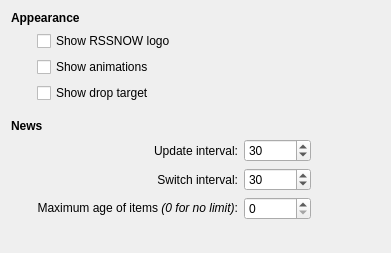
Qt form applets/rssnow/config.ui (KDE/kdeplasma-addons) before a commit.
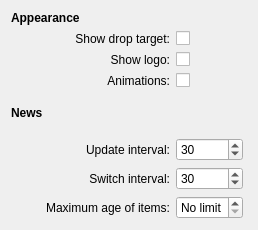
The same form after that commit. Custom widgets are drawn as their Qt base class.

Commit message: clean up this page

Diff of the .ui file:
```diff
--- a/applets/rssnow/config.ui
+++ b/applets/rssnow/config.ui
@@ -1,21 +1,21 @@
 <ui version="4.0" >
  <class>config</class>
- <widget class="QWidget" name="config" >
-  <property name="geometry" >
+ <widget class="QWidget" name="config">
+  <property name="geometry">
    <rect>
     <x>0</x>
     <y>0</y>
-    <width>391</width>
-    <height>253</height>
+    <width>258</width>
+    <height>223</height>
    </rect>
   </property>
   <property name="styleSheet" >
    <string notr="true" />
   </property>
-  <layout class="QGridLayout" name="gridLayout" >
-   <item row="0" column="0" colspan="3" >
-    <widget class="QLabel" name="label" >
-     <property name="font" >
+  <layout class="QGridLayout" name="gridLayout">
+   <item row="0" column="0">
+    <widget class="QLabel" name="label">
+     <property name="font">
       <font>
        <weight>75</weight>
        <bold>true</bold>
@@ -26,46 +26,82 @@
      </property>
     </widget>
    </item>
-   <item row="1" column="0" >
-    <spacer name="horizontalSpacer" >
-     <property name="orientation" >
+   <item row="1" column="0" colspan="2">
+    <widget class="QLabel" name="label_7">
+     <property name="text">
+      <string>Show drop target:</string>
+     </property>
+     <property name="alignment">
+      <set>Qt::AlignRight|Qt::AlignTrailing|Qt::AlignVCenter</set>
+     </property>
+     <property name="buddy">
+      <cstring>showDropTarget</cstring>
+     </property>
+    </widget>
+   </item>
+   <item row="1" column="2">
+    <widget class="QCheckBox" name="showDropTarget">
+     <property name="text">
+      <string/>
+     </property>
+    </widget>
+   </item>
+   <item row="1" column="3" rowspan="7">
+    <spacer name="horizontalSpacer">
+     <property name="orientation">
       <enum>Qt::Horizontal</enum>
      </property>
-     <property name="sizeType" >
-      <enum>QSizePolicy::Fixed</enum>
-     </property>
-     <property name="sizeHint" stdset="0" >
+     <property name="sizeHint" stdset="0">
       <size>
-       <width>20</width>
-       <height>20</height>
+       <width>2</width>
+       <height>188</height>
       </size>
      </property>
     </spacer>
    </item>
-   <item row="1" column="1" colspan="3" >
-    <widget class="QCheckBox" name="logo" >
-     <property name="text" >
-      <string>Show RSSNOW logo</string>
+   <item row="2" column="0" colspan="2">
+    <widget class="QLabel" name="label_3">
+     <property name="text">
+      <string>Show logo:</string>
      </property>
+     <property name="alignment">
+      <set>Qt::AlignRight|Qt::AlignTrailing|Qt::AlignVCenter</set>
+     </property>
+     <property name="buddy">
+      <cstring>logo</cstring>
+     </property>
     </widget>
    </item>
-   <item row="2" column="1" colspan="3" >
-    <widget class="QCheckBox" name="animations" >
-     <property name="text" >
-      <string>Show animations</string>
+   <item row="2" column="2">
+    <widget class="QCheckBox" name="logo">
+     <property name="text">
+      <string/>
      </property>
     </widget>
    </item>
-   <item row="3" column="1" colspan="3" >
-    <widget class="QCheckBox" name="showDropTarget" >
-     <property name="text" >
-      <string>Show drop target</string>
+   <item row="3" column="0" colspan="2">
+    <widget class="QLabel" name="label_5">
+     <property name="text">
+      <string>Animations:</string>
      </property>
+     <property name="alignment">
+      <set>Qt::AlignRight|Qt::AlignTrailing|Qt::AlignVCenter</set>
+     </property>
+     <property name="buddy">
+      <cstring>animations</cstring>
+     </property>
     </widget>
    </item>
-   <item row="5" column="0" colspan="2" >
-    <widget class="QLabel" name="label_8" >
-     <property name="font" >
+   <item row="3" column="2">
+    <widget class="QCheckBox" name="animations">
+     <property name="text">
+      <string/>
+     </property>
+    </widget>
+   </item>
+   <item row="4" column="0">
+    <widget class="QLabel" name="label_8">
+     <property name="font">
       <font>
        <weight>75</weight>
        <bold>true</bold>
@@ -76,52 +112,9 @@
      </property>
     </widget>
    </item>
-   <item row="8" column="1" colspan="3" >
-    <widget class="QLabel" name="label_6" >
-     <property name="text" >
-      <string>Maximum age of items &lt;i>(0 for no limit)&lt;/i>:</string>
-     </property>
-     <property name="alignment" >
-      <set>Qt::AlignRight|Qt::AlignTrailing|Qt::AlignVCenter</set>
-     </property>
-    </widget>
-   </item>
-   <item row="8" column="4" >
-    <widget class="KIntSpinBox" name="maxAge" >
-     <property name="maximum" >
-      <number>525600</number>
-     </property>
-    </widget>
-   </item>
-   <item row="7" column="4" >
-    <widget class="KIntSpinBox" name="switchInterval" >
-     <property name="minimum" >
-      <number>1</number>
-     </property>
-     <property name="maximum" >
-      <number>525600</number>
-     </property>
-     <property name="value" >
-      <number>30</number>
-     </property>
-    </widget>
-   </item>
-   <item row="6" column="4" >
-    <widget class="KIntSpinBox" name="intervalSpinBox" >
-     <property name="minimum" >
-      <number>1</number>
-     </property>
-     <property name="maximum" >
-      <number>525600</number>
-     </property>
-     <property name="value" >
-      <number>30</number>
-     </property>
-    </widget>
-   </item>
-   <item row="6" column="3" >
-    <widget class="QLabel" name="label_2" >
-     <property name="text" >
+   <item row="5" column="1">
+    <widget class="QLabel" name="label_2">
+     <property name="text">
       <string>Update interval:</string>
      </property>
      <property name="alignment" >
@@ -129,9 +122,22 @@
      </property>
     </widget>
    </item>
-   <item row="7" column="3" >
-    <widget class="QLabel" name="label_4" >
-     <property name="text" >
+   <item row="5" column="2">
+    <widget class="KIntSpinBox" name="intervalSpinBox">
+     <property name="minimum">
+      <number>1</number>
+     </property>
+     <property name="maximum">
+      <number>525600</number>
+     </property>
+     <property name="value">
+      <number>30</number>
+     </property>
+    </widget>
+   </item>
+   <item row="6" column="1">
+    <widget class="QLabel" name="label_4">
+     <property name="text">
       <string>Switch interval:</string>
      </property>
      <property name="alignment" >
@@ -139,28 +145,48 @@
      </property>
     </widget>
    </item>
-   <item row="4" column="0" >
-    <spacer name="verticalSpacer" >
-     <property name="orientation" >
-      <enum>Qt::Vertical</enum>
+   <item row="6" column="2">
+    <widget class="KIntSpinBox" name="switchInterval">
+     <property name="minimum">
+      <number>1</number>
      </property>
-     <property name="sizeType" >
-      <enum>QSizePolicy::Fixed</enum>
+     <property name="maximum">
+      <number>525600</number>
      </property>
-     <property name="sizeHint" stdset="0" >
-      <size>
-       <width>20</width>
-       <height>10</height>
-      </size>
+     <property name="value">
+      <number>30</number>
      </property>
-    </spacer>
+    </widget>
    </item>
-   <item row="9" column="0" >
-    <spacer name="verticalSpacer_2" >
-     <property name="orientation" >
+   <item row="7" column="0" colspan="2">
+    <widget class="QLabel" name="label_6">
+     <property name="text">
+      <string>Maximum age of items:</string>
+     </property>
+     <property name="alignment">
+      <set>Qt::AlignRight|Qt::AlignTrailing|Qt::AlignVCenter</set>
+     </property>
+     <property name="buddy">
+      <cstring>maxAge</cstring>
+     </property>
+    </widget>
+   </item>
+   <item row="7" column="2">
+    <widget class="KIntSpinBox" name="maxAge">
+     <property name="specialValueText">
+      <string>No limit</string>
+     </property>
+     <property name="maximum">
+      <number>525600</number>
+     </property>
+    </widget>
+   </item>
+   <item row="8" column="0">
+    <spacer name="verticalSpacer">
+     <property name="orientation">
       <enum>Qt::Vertical</enum>
      </property>
-     <property name="sizeHint" stdset="0" >
+     <property name="sizeHint" stdset="0">
       <size>
        <width>20</width>
        <height>40</height>
@@ -168,19 +194,6 @@
      </property>
     </spacer>
    </item>
-   <item row="6" column="5" >
-    <spacer name="horizontalSpacer_2" >
-     <property name="orientation" >
-      <enum>Qt::Horizontal</enum>
-     </property>
-     <property name="sizeHint" stdset="0" >
-      <size>
-       <width>40</width>
-       <height>20</height>
-      </size>
-     </property>
-    </spacer>
-   </item>
   </layout>
  </widget>
  <customwidgets>
```
Left out of the diff: 21 changed lines with no effect on the pictures.
